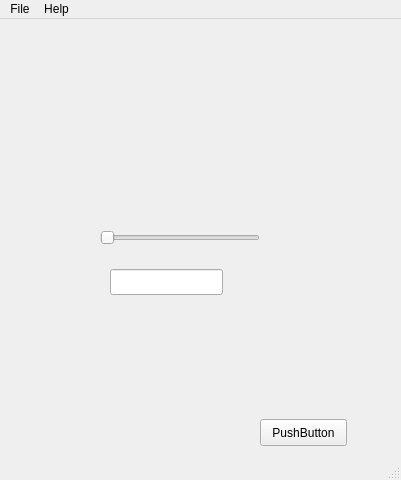
Qt form control_gui.ui (dapperfu/PyQt5Scratch) before a commit.
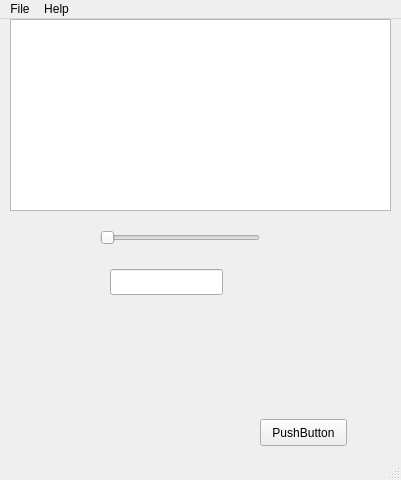
The same form after that commit.

Commit message: Git Auto Commit: Sun Dec 11 07:57:52 EST 2016

What changed in the file:
```diff
--- a/control_gui.ui
+++ b/control_gui.ui
@@ -84,6 +84,16 @@
      <bool>false</bool>
     </property>
    </widget>
+   <widget class="QListWidget" name="listWidget">
+    <property name="geometry">
+     <rect>
+      <x>10</x>
+      <y>0</y>
+      <width>381</width>
+      <height>192</height>
+     </rect>
+    </property>
+   </widget>
   </widget>
   <widget class="QMenuBar" name="menubar">
    <property name="geometry">
```
Left out of the diff: 16 changed lines with no effect on the pictures. The commit also changes 1 other file.
